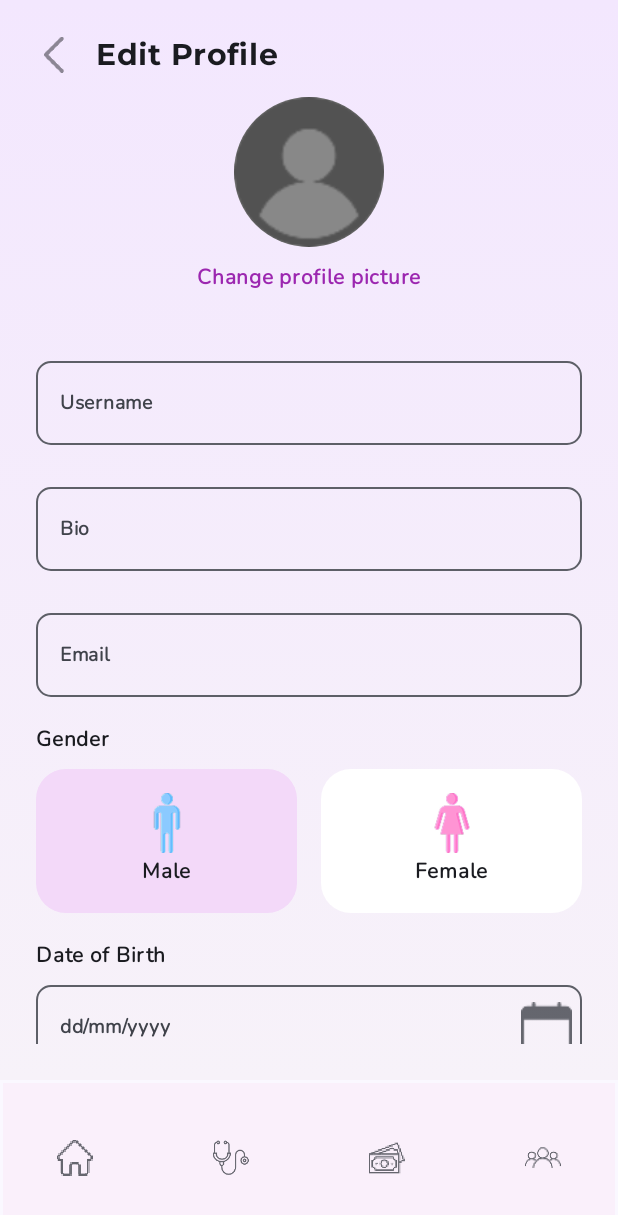
After one commit to Arfer0030/CalmMe, an Android app built with Jetpack Compose: the EditProfileScreen screen opened through its navigation route, on a phone screen of 412 x 824 dp. The commit adds this screen. Shown: the top 1215 px of the screen. Run offline under Robolectric (Android 15) with nearby library versions, the phone set to English and light mode, and no system bars; our stand-ins replace Firebase (no records; nobody signed in at launch, a user with empty details on screens opened directly), livedata-compose; Roboto replaces fonts that are not available here.

Commit message:
EditProfileScreen

```diff
--- a/app/src/main/java/com/example/calmme/commons/Application.kt
+++ b/app/src/main/java/com/example/calmme/commons/Application.kt
@@ -38,6 +38,8 @@ import com.example.calmme.pages.meditate.MeditateScreen
 import com.example.calmme.pages.meditate.MusicScreen
 import com.example.calmme.pages.profile.ProfileScreen
 import com.example.calmme.pages.subscribe.SubscribeScreen
+import com.example.calmme.pages.profile.EditProfileScreen
+
 
 data class NavigationItem(
     val route: String,
@@ -132,6 +134,8 @@ fun Application(
                     val audioResId = backStackEntry.arguments?.getInt("audioResId") ?: 0
                     MusicScreen(navController, audioResId)
                 }
+                composable(Routes.EditProfile.route) {EditProfileScreen()}
+
             }
         }
     }
--- a/app/src/main/java/com/example/calmme/commons/Routes.kt
+++ b/app/src/main/java/com/example/calmme/commons/Routes.kt
@@ -14,4 +14,5 @@ sealed class Routes(val route: String) {
     object Assesment : Routes("assesment")
     object InitAssesment : Routes("initassesment")
     object Subscribe : Routes("subscribe")
+    object EditProfile : Routes("edit_profile")
 }
--- /dev/null
+++ b/app/src/main/java/com/example/calmme/pages/profile/EditProfileScreen.kt
@@ -0,0 +1,219 @@
+package com.example.calmme.pages.profile
+
+import android.app.DatePickerDialog
+import android.widget.DatePicker
+import androidx.compose.foundation.*
+import androidx.compose.foundation.layout.*
+import androidx.compose.foundation.shape.CircleShape
+import androidx.compose.foundation.shape.RoundedCornerShape
+import androidx.compose.material3.*
+import androidx.compose.runtime.*
+import androidx.compose.ui.Alignment
+import androidx.compose.ui.Modifier
+import androidx.compose.ui.draw.clip
+import androidx.compose.ui.graphics.Brush
+import androidx.compose.ui.graphics.Color
+import androidx.compose.ui.platform.LocalContext
+import androidx.compose.ui.res.painterResource
+import androidx.compose.ui.text.font.FontWeight
+import androidx.compose.ui.unit.dp
+import androidx.compose.ui.unit.sp
+import com.example.calmme.R
+import com.example.calmme.commons.LocalNavController
+import kotlinx.coroutines.launch
+import java.util.*
+
+@Composable
+fun EditProfileScreen() {
+    val navController = LocalNavController.current
+    val context = LocalContext.current
+    val coroutineScope = rememberCoroutineScope()
+
+    var username by remember { mutableStateOf("") }
+    var bio by remember { mutableStateOf("") }
+    var email by remember { mutableStateOf("") }
+    var gender by remember { mutableStateOf("male") }
+    var dateOfBirth by remember { mutableStateOf("") }
+
+    Box(
+        modifier = Modifier
+            .fillMaxSize()
+            .background(
+                Brush.verticalGradient(
+                    listOf(Color(0xFFF3E7FE), Color(0xFFF7F2F9))
+                )
+            )
+            .padding(24.dp)
+    ) {
+        Column(
+            horizontalAlignment = Alignment.CenterHorizontally,
+            modifier = Modifier.verticalScroll(rememberScrollState())
+        ) {
+            Row(
+                modifier = Modifier
+                    .fillMaxWidth(),
+                verticalAlignment = Alignment.CenterVertically
+            ) {
+                Icon(
+                    painter = painterResource(id = R.drawable.ic_back),
+                    contentDescription = "Back",
+                    modifier = Modifier
+                        .size(24.dp)
+                        .clickable {
+                            navController.popBackStack()
+                        }
+                )
+                Spacer(modifier = Modifier.width(16.dp))
+                Text(
+                    text = "Edit Profile",
+                    fontFamily = montserrat,
+                    fontSize = 20.sp,
+                    fontWeight = FontWeight.Bold,
+                )
+            }
+
+            Spacer(modifier = Modifier.height(16.dp))
+
+            Image(
+                painter = painterResource(id = R.drawable.profile),
+                contentDescription = "Profile Picture",
+                modifier = Modifier
+                    .size(100.dp)
+                    .clip(CircleShape)
+                    .background(Color.Gray)
+            )
+
+            Spacer(modifier = Modifier.height(8.dp))
+            Text(
+                text = "Change profile picture",
+                color = Color(0xFF9C27B0),
+                fontFamily = nunito,
+                fontSize = 14.sp,
+                modifier = Modifier.clickable { /* TODO: Upload logic */ }
+            )
+
+            Spacer(modifier = Modifier.height(24.dp))
+
+            textField("Username", username) { username = it }
+            textField("Bio", bio) { bio = it }
+            textField("Email", email) { email = it }
+
+            Spacer(modifier = Modifier.height(8.dp))
+            Text("Gender", fontFamily = nunito, fontSize = 14.sp, modifier = Modifier.align(Alignment.Start))
+
+            Row(
+                Modifier
+                    .fillMaxWidth()
+                    .padding(vertical = 8.dp),
+                horizontalArrangement = Arrangement.spacedBy(16.dp)
+            ) {
+                GenderOption(
+                    icon = R.drawable.male,
+                    selected = gender == "male",
+                    label = "Male",
+                    onClick = { gender = "male" },
+                    modifier = Modifier.weight(1f)
+                )
+                GenderOption(
+                    icon = R.drawable.female,
+                    selected = gender == "female",
+                    label = "Female",
+                    onClick = { gender = "female" },
+                    modifier = Modifier.weight(1f)
+                )
+            }
+
+            Spacer(modifier = Modifier.height(8.dp))
+            Text("Date of Birth", fontFamily = nunito, fontSize = 14.sp, modifier = Modifier.align(Alignment.Start))
+
+            OutlinedTextField(
+                value = dateOfBirth,
+                onValueChange = { },
+                placeholder = { Text("dd/mm/yyyy", fontFamily = nunito) },
+                trailingIcon = {
+                    Icon(
+                        painter = painterResource(id = R.drawable.date),
+                        contentDescription = "Calendar Icon",
+                        modifier = Modifier.clickable {
+                            val calendar = Calendar.getInstance()
+                            val datePicker = DatePickerDialog(
+                                context,
+                                { _: DatePicker, year: Int, month: Int, day: Int ->
+                                    dateOfBirth = "%02d/%02d/%d".format(day, month + 1, year)
+                                },
+                                calendar.get(Calendar.YEAR),
+                                calendar.get(Calendar.MONTH),
+                                calendar.get(Calendar.DAY_OF_MONTH)
+                            )
+                            datePicker.show()
+                        }
+                    )
+                },
+                readOnly = true,
+                modifier = Modifier
+                    .fillMaxWidth()
+                    .padding(vertical = 8.dp),
+                shape = RoundedCornerShape(10.dp)
+            )
+
+            Spacer(modifier = Modifier.height(24.dp))
+
+            Button(
+                onClick = {
+                    coroutineScope.launch {
+                        navController.popBackStack()
+                    }
+                },
+                shape = RoundedCornerShape(10.dp),
+                colors = ButtonDefaults.buttonColors(containerColor = Color(0xFF8E44AD)),
+                modifier = Modifier
+                    .fillMaxWidth()
+                    .height(50.dp)
+            ) {
+                Text("Save", fontFamily = nunito, color = Color.White)
+            }
+
+            Spacer(modifier = Modifier.height(24.dp))
+        }
+    }
+}
+
+@Composable
+fun textField(label: String, value: String, onValueChange: (String) -> Unit) {
+    OutlinedTextField(
+        value = value,
+        onValueChange = onValueChange,
+        label = { Text(label, fontFamily = nunito) },
+        modifier = Modifier
+            .fillMaxWidth()
+            .padding(vertical = 8.dp),
+        shape = RoundedCornerShape(10.dp)
+    )
+}
+
+@Composable
+fun GenderOption(
+    icon: Int,
+    selected: Boolean,
+    label: String,
+    onClick: () -> Unit,
+    modifier: Modifier = Modifier
+) {
+    val bgColor = if (selected) Color(0xFFF3D9F9) else Color.White
+
+    Column(
+        modifier = modifier
+            .clip(RoundedCornerShape(20.dp))
+            .background(bgColor)
+            .clickable { onClick() }
+            .padding(16.dp),
+        horizontalAlignment = Alignment.CenterHorizontally
+    ) {
+        Image(
+            painter = painterResource(id = icon),
+            contentDescription = label,
+            modifier = Modifier.size(40.dp)
+        )
+        Text(label, fontFamily = nunito, fontSize = 14.sp)
+    }
+}
--- a/app/src/main/java/com/example/calmme/pages/profile/ProfileScreen.kt
+++ b/app/src/main/java/com/example/calmme/pages/profile/ProfileScreen.kt
@@ -117,7 +117,7 @@ fun ProfileScreen(authViewModel: AuthViewModel) {
                                 listOf(Color(0xFFD1C4E9), Color(0xFFFFF9C4))
                             )
                         )
-                        .clickable { }
+                        .clickable {navController.navigate(Routes.EditProfile.route) }
                         .padding(horizontal = 24.dp, vertical = 12.dp)
                 ) {
                     Text(
@@ -190,7 +190,7 @@ fun ProfileScreen(authViewModel: AuthViewModel) {
                             .padding(vertical = 12.dp)
                             .clickable {
                                 authViewModel.logout {
-                                    // Navigasi ke Authentication dan hapus stack
+                                    // Navigasi ke Authentication dan hapus stack hey wassup nibba
                                     navController.navigate(Routes.Authentication.route) {
                                         popUpTo(0) { inclusive = true }
                                     }
```
Also changed, not shown: app/src/main/res/drawable/date.png (added), app/src/main/res/drawable/female.png (added), app/src/main/res/drawable/male.png (added).
